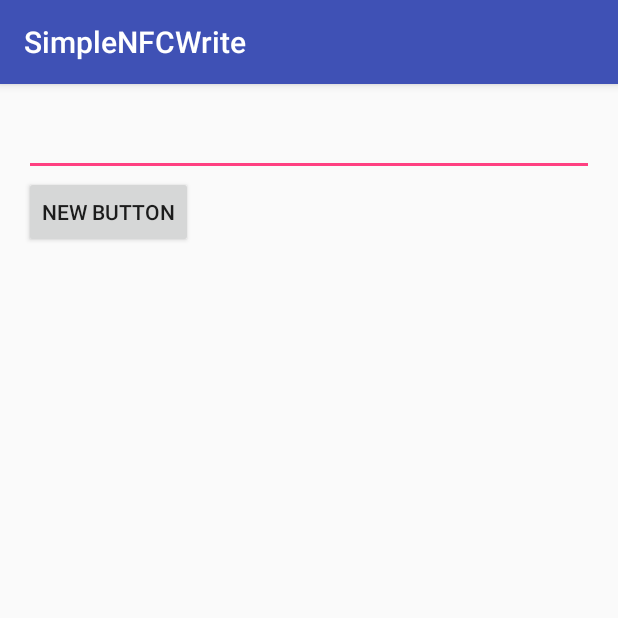
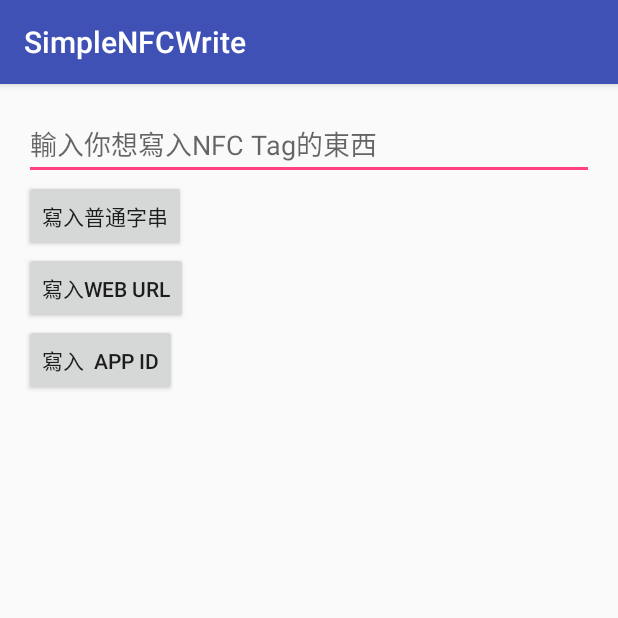
Before and after one commit to matisse11235813/AndroidNFC, an Android app: the screen it shows after launch (MainActivity), on a phone screen of 412 x 824 dp, the top half of it. Run offline under Robolectric (Android 15) with nearby library versions, the phone set to English and light mode, and no system bars.

```diff
--- a/SimpleNFCWrite/app/src/main/res/layout/activity_main.xml
+++ b/SimpleNFCWrite/app/src/main/res/layout/activity_main.xml
@@ -22,12 +22,25 @@
         <EditText
             android:layout_width="match_parent"
             android:layout_height="wrap_content"
-            android:id="@+id/editText" />
+            android:id="@+id/editText"
+            android:hint="輸入你想寫入NFC Tag的東西"/>
 
         <Button
             android:layout_width="wrap_content"
             android:layout_height="wrap_content"
-            android:text="New Button"
+            android:text="寫入普通字串"
             android:id="@+id/button" />
+
+        <Button
+            android:layout_width="wrap_content"
+            android:layout_height="wrap_content"
+            android:text="寫入web URL"
+            android:id="@+id/button_web" />
+
+        <Button
+            android:layout_width="wrap_content"
+            android:layout_height="wrap_content"
+            android:text="寫入  app id"
+            android:id="@+id/button_appid" />
     </LinearLayout>
 </RelativeLayout>
```
Also changed, not shown: SimpleNFCWrite/app/src/main/java/com/example/roy/simplenfcwrite/MainActivity.java (+39 -14 lines).
